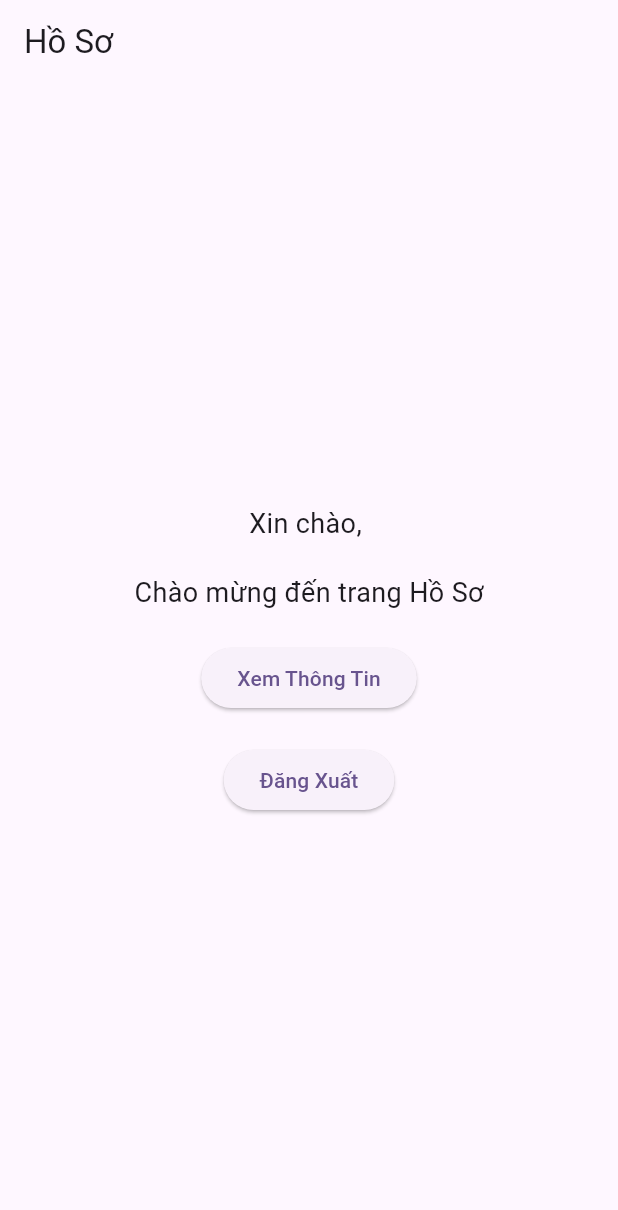
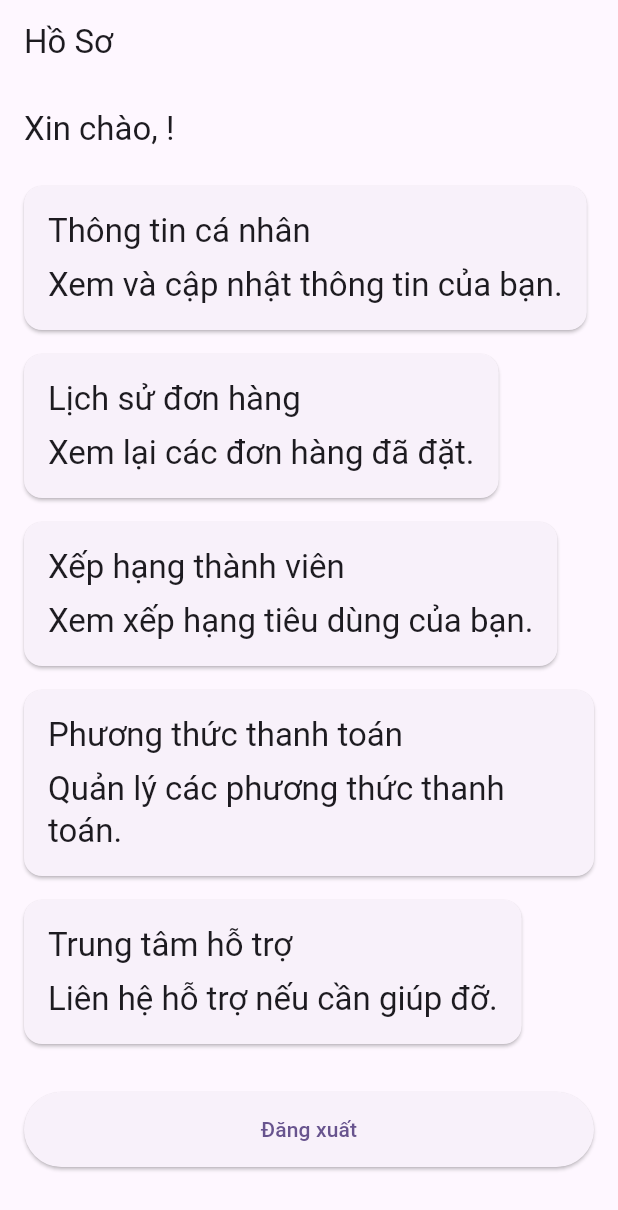
Before and after one commit to IzumiDKC/Flutter_Fashion-Shop, a Flutter app: the ProfileScreen screen opened directly with empty values, on a phone screen of 412 x 824 dp. Shown: the top 1210 px of the screen. Run offline on Flutter 3.47's test engine with Material 3 defaults, Android fonts, the phone set to English and light mode, and no system bars; our stand-ins replace dio, jwt_decoder, shared_preferences; accounts and stored records are empty; network calls fail.

Commit message:
Test Option Card ở ProfileScreen

```diff
--- a/lib/main.dart
+++ b/lib/main.dart
@@ -45,7 +45,7 @@ class _MainScreenState extends State<MainScreen> {
       const ProductScreen(),
       const SearchScreen(),
       const CartScreen(),
-      ProfileScreen(isLoggedIn: _isLoggedIn, onLoginSuccess: _updateLoginStatus, userName: '',),
+      ProfileScreen(onLoginSuccess: _updateLoginStatus),
     ];
   }
 
--- a/lib/screens/LoginScreen.dart
+++ b/lib/screens/LoginScreen.dart
@@ -51,11 +51,11 @@ class _LoginScreenState extends State<LoginScreen> {
         context,
         MaterialPageRoute(
           builder: (context) => ProfileScreen(
-            isLoggedIn: true,
-            onLoginSuccess: widget.onLoginSuccess, userName: '',
+            onLoginSuccess: widget.onLoginSuccess,
           ),
-        )
+        ),
       );
+
     } catch (e) {
       print("Login error: $e");
       ScaffoldMessenger.of(context).showSnackBar(
--- a/lib/screens/ProfileScreen.dart
+++ b/lib/screens/ProfileScreen.dart
@@ -2,14 +2,55 @@ import 'package:flutter/material.dart';
 import 'package:shared_preferences/shared_preferences.dart';
 import 'package:jwt_decoder/jwt_decoder.dart'; // Import thư viện jwt_decoder
 import 'LoginScreen.dart';
-import 'ProfileDetailScreen.dart'; // Import màn hình ProfileDetailScreen
+import 'ProfileDetailScreen.dart';
+
+class ProfileOptionCard extends StatelessWidget {
+  final String title;
+  final String description;
+  final VoidCallback onClick;
+
+  const ProfileOptionCard({
+    required this.title,
+    required this.description,
+    required this.onClick,
+    Key? key,
+  }) : super(key: key);
+
+  @override
+  Widget build(BuildContext context) {
+    return Card(
+      margin: const EdgeInsets.symmetric(vertical: 8.0),
+      child: InkWell(
+        onTap: onClick,
+        child: Padding(
+          padding: const EdgeInsets.all(16.0),
+          child: Column(
+            crossAxisAlignment: CrossAxisAlignment.start,
+            children: [
+              Text(
+                title,
+                style: Theme.of(context).textTheme.titleLarge, // Updated from headline6 to titleLarge
+              ),
+              const SizedBox(height: 8),
+              Text(
+                description,
+                style: Theme.of(context).textTheme.titleLarge, // Updated from headline6 to titleLarge
+              ),
+            ],
+          ),
+        ),
+      ),
+    );
+  }
+}
 
 class ProfileScreen extends StatefulWidget {
   final Function(bool) onLoginSuccess;
 
-  ProfileScreen({
-    required this.onLoginSuccess, required bool isLoggedIn, required String userName,
-  });
+  const ProfileScreen({
+    required this.onLoginSuccess,
+    Key? key,
+  }) : super(key: key);
 
   @override
   _ProfileScreenState createState() => _ProfileScreenState();
@@ -17,7 +58,7 @@ class ProfileScreen extends StatefulWidget {
 
 class _ProfileScreenState extends State<ProfileScreen> {
   String userName = "";
-  String userId = ""; // Thêm biến userId
+  String userId = "";
   bool isLoggedIn = false;
 
   @override
@@ -33,14 +74,12 @@ class _ProfileScreenState extends State<ProfileScreen> {
     });
 
     if (isLoggedIn) {
-      String? token = prefs.getString('token'); // Lấy token từ SharedPreferences
+      String? token = prefs.getString('token');
       if (token != null) {
-        // Phân giải token để lấy username và userId
         Map<String, dynamic> decodedToken = JwtDecoder.decode(token);
         setState(() {
-          userName = decodedToken['name'] ?? '';
-          userId = decodedToken['userId'] ?? '';  // Giả sử 'userId' là một phần trong token
-          print("username: $userName, userId: $userId");
+          userName = decodedToken['name'] ?? 'Người dùng';
+          userId = decodedToken['userId'] ?? '';
         });
       }
     }
@@ -49,12 +88,12 @@ class _ProfileScreenState extends State<ProfileScreen> {
   Future<void> _logout() async {
     final prefs = await SharedPreferences.getInstance();
     await prefs.setBool('isLoggedIn', false);
-    await prefs.remove('token'); // Xóa token khi đăng xuất
+    await prefs.remove('token');
     widget.onLoginSuccess(false);
     setState(() {
       isLoggedIn = false;
       userName = '';
-      userId = '';  // Xóa userId khi đăng xuất
+      userId = '';
     });
   }
 
@@ -64,41 +103,75 @@ class _ProfileScreenState extends State<ProfileScreen> {
       appBar: AppBar(
         title: const Text("Hồ Sơ"),
       ),
-      body: Center(
-        child: isLoggedIn
-            ? Column(
-          mainAxisAlignment: MainAxisAlignment.center,
+      body: isLoggedIn
+          ? SingleChildScrollView(
+        child: Padding(
+          padding: const EdgeInsets.all(16.0),
+          child: Column(
+            crossAxisAlignment: CrossAxisAlignment.start,
             children: [
               Text(
-              "Xin chào, $userName",
-              style: TextStyle(fontSize: 18),
+                "Xin chào, $userName!",
+                style: Theme.of(context).textTheme.titleLarge,
               ),
-            const SizedBox(height: 20),
-            const Text(
-              "Chào mừng đến trang Hồ Sơ",
-              style: TextStyle(fontSize: 18),
-            ),
-            const SizedBox(height: 20),
-            ElevatedButton(
-              onPressed: () async {
-                // Điều hướng tới ProfileDetailScreen và truyền userId từ token
-                final profile = await Navigator.push(
+              const SizedBox(height: 16),
+              ProfileOptionCard(
+                title: "Thông tin cá nhân",
+                description: "Xem và cập nhật thông tin của bạn.",
+                onClick: () {
+                  Navigator.push(
                     context,
                     MaterialPageRoute(
-                    builder: (context) => ProfileDetailScreen(userId: userId),  // Truyền userId đã lấy
+                      builder: (context) => ProfileDetailScreen(userId: userId),
                     ),
                   );
                 },
-              child: const Text("Xem Thông Tin"),
               ),
-            const SizedBox(height: 20),
-            ElevatedButton(
+              ProfileOptionCard(
+                title: "Lịch sử đơn hàng",
+                description: "Xem lại các đơn hàng đã đặt.",
+                onClick: () {
+                  // TODO: Chuyển sang màn hình lịch sử đơn hàng
+                },
+              ),
+              ProfileOptionCard(
+                title: "Xếp hạng thành viên",
+                description: "Xem xếp hạng tiêu dùng của bạn.",
+                onClick: () {
+                  // TODO: Chuyển sang màn hình xếp hạng thành viên
+                },
+              ),
+              ProfileOptionCard(
+                title: "Phương thức thanh toán",
+                description: "Quản lý các phương thức thanh toán.",
+                onClick: () {
+                  // TODO: Chuyển sang màn hình phương thức thanh toán
+                },
+              ),
+              ProfileOptionCard(
+                title: "Trung tâm hỗ trợ",
+                description: "Liên hệ hỗ trợ nếu cần giúp đỡ.",
+                onClick: () {
+                  // TODO: Chuyển sang màn hình trung tâm hỗ trợ
+                },
+              ),
+              const SizedBox(height: 24),
+              Align(
+                alignment: Alignment.bottomCenter,
+                child: ElevatedButton(
                   onPressed: _logout,
-              child: const Text("Đăng Xuất"),
+                  style: ElevatedButton.styleFrom(
+                    minimumSize: const Size.fromHeight(50),
+                  ),
+                  child: const Text("Đăng xuất"),
+                ),
               ),
             ],
+          ),
+        ),
       )
-            : Column(
+          : Center(
+        child: Column(
           mainAxisAlignment: MainAxisAlignment.center,
           children: [
             const Text(
@@ -113,10 +186,11 @@ class _ProfileScreenState extends State<ProfileScreen> {
                   MaterialPageRoute(
                     builder: (context) => LoginScreen(onLoginSuccess: (bool) {}),
                   ),
-                ) ?? false;
+                ) ??
+                    false;
 
                 if (loginSuccess) {
-                  _loadLoginStatus();  // Cập nhật lại trạng thái sau khi đăng nhập thành công
+                  _loadLoginStatus();
                 }
               },
               child: const Text("Đăng Nhập"),
```
Also changed, not shown: lib/api/api_client.dart (+17 -4 lines), lib/screens/ProfileDetailScreen.dart (+3 -12 lines). Lines whose indentation alone changed are shown as unchanged.
